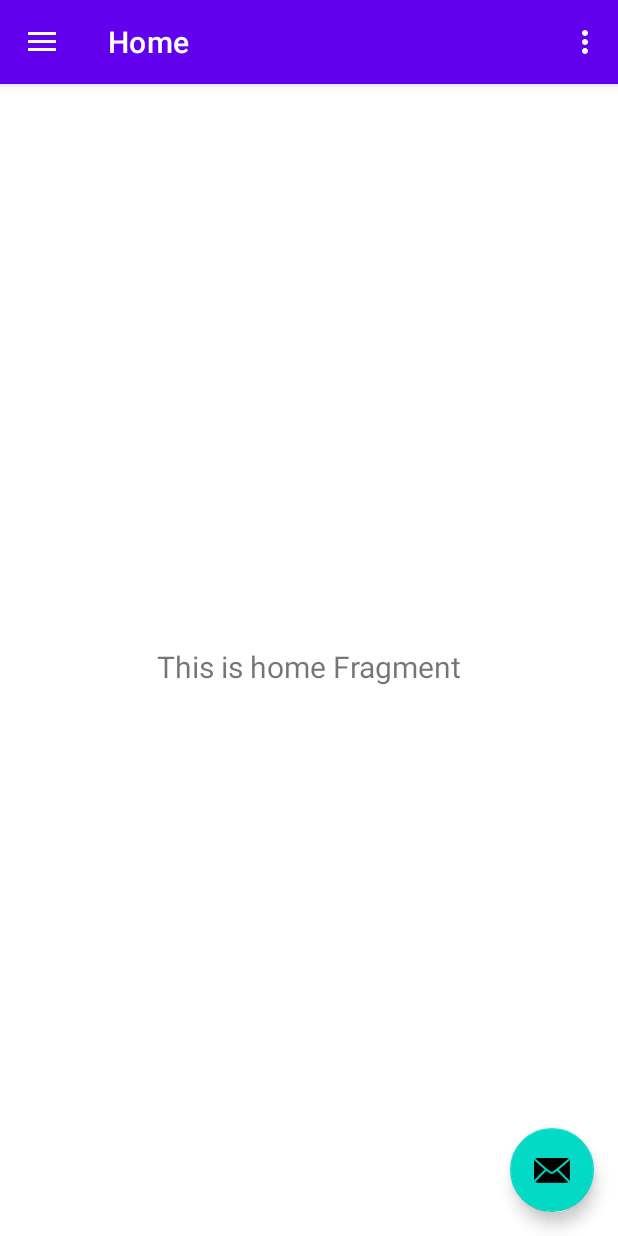
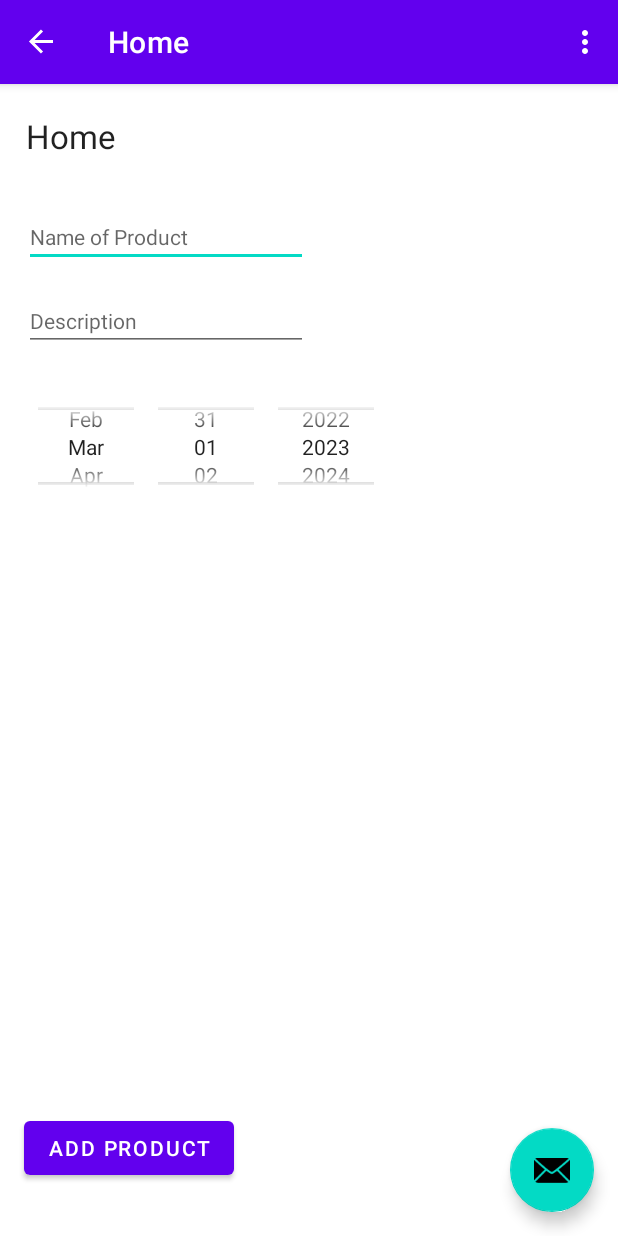
Before and after one commit to Tony122300/ShoppingApp, an Android app: the screen it shows after launch (MainActivity), on a phone screen of 412 x 824 dp. Run offline under Robolectric (Android 15) with nearby library versions, the phone set to English and light mode, and no system bars; our stand-ins replace navigation-ui.

Commit message:
"simple add/create products to the store"

```diff
--- a/app/build.gradle
+++ b/app/build.gradle
@@ -7,12 +7,12 @@ plugins {
 
 android {
     namespace 'ie.wit.shoppingapp'
-    compileSdk 32
+    compileSdk 33
 
     defaultConfig {
         applicationId "ie.wit.shoppingapp"
         minSdk 30
-        targetSdk 32
+        targetSdk 33
         versionCode 1
         versionName "1.0"
 
--- a/app/src/main/java/ie/wit/shoppingapp/models/StoreModel.kt
+++ b/app/src/main/java/ie/wit/shoppingapp/models/StoreModel.kt
@@ -2,4 +2,4 @@ package ie.wit.shoppingapp.models
 import android.os.Parcelable
 import kotlinx.android.parcel.Parcelize
 
-data class StoreModel ( var id: Long = 0,var name: String = "")
+data class StoreModel ( var id: Long = 0,var productName: String = "", var productDescription: String = "")
--- a/app/src/main/java/ie/wit/shoppingapp/models/StoreStore.kt
+++ b/app/src/main/java/ie/wit/shoppingapp/models/StoreStore.kt
@@ -3,5 +3,5 @@ package ie.wit.shoppingapp.models
 interface StoreStore {
     fun findAll() : List<StoreModel>
     fun findById(id: Long) : StoreModel?
-    fun create(caa: StoreModel)
+    fun create(store: StoreModel)
 }
--- /dev/null
+++ b/app/src/main/java/ie/wit/shoppingapp/ui/addProducts/ProductsFragment.kt
@@ -0,0 +1,126 @@
+package ie.wit.shoppingapp.ui.addProducts
+
+import android.os.Bundle
+import android.view.*
+import android.widget.DatePicker
+import android.widget.TextView
+import android.widget.Toast
+import androidx.fragment.app.Fragment
+import androidx.lifecycle.Observer
+import androidx.lifecycle.ViewModelProvider
+import androidx.navigation.findNavController
+import androidx.navigation.ui.NavigationUI
+import com.google.android.material.snackbar.Snackbar
+import ie.wit.shoppingapp.R
+import ie.wit.shoppingapp.databinding.FragmentProductsBinding
+import ie.wit.shoppingapp.main.StoreApp
+import ie.wit.shoppingapp.models.StoreModel
+import java.util.*
+
+class ProductsFragment : Fragment() {
+    lateinit var store : StoreApp
+    private lateinit var storeApp: StoreModel
+    private var _binding: FragmentProductsBinding? = null
+    private val binding get() = _binding!!
+    private lateinit var productsViewModel: ProductsViewModel
+
+
+    override fun onCreate(savedInstanceState: Bundle?) {
+        super.onCreate(savedInstanceState)
+        storeApp = StoreModel()
+        //app = activity?.application as DonationXApp
+        setHasOptionsMenu(true)
+        //navController = Navigation.findNavController(activity!!, R.id.nav_host_fragment)
+    }
+
+    override fun onCreateView(
+        inflater: LayoutInflater,
+        container: ViewGroup?,
+        savedInstanceState: Bundle?
+    ): View? {
+        _binding = FragmentProductsBinding.inflate(inflater, container, false)
+        val root = binding.root
+        activity?.title = getString(R.string.addButton)
+        productsViewModel = ViewModelProvider(this).get(ProductsViewModel::class.java)
+        productsViewModel.observableStatus.observe(viewLifecycleOwner, Observer {
+                status -> status?.let { render(status) }
+        })
+        val datePicker = view?.findViewById<DatePicker>(R.id.date_Picker)
+        val today = Calendar.getInstance()
+        if (datePicker != null) {
+            datePicker.init(
+                today.get(Calendar.YEAR), today.get(Calendar.MONTH),
+                today.get(Calendar.DAY_OF_MONTH)
+            ) { _, year, month, dayOfMonth ->
+                val month = month + 1
+                val msg = "You Selected: $dayOfMonth/$month/$year"
+                Toast.makeText(requireContext(), "Selected date: $msg", Toast.LENGTH_SHORT).show()
+            }
+        }
+        setButtonListener(binding)
+        return root
+    }
+
+    private fun render(status: Boolean) {
+        when (status) {
+            true -> {
+                view?.let {
+                    //Uncomment this if you want to immediately return to Report
+                    //findNavController().popBackStack()
+                }
+            }
+            false -> Toast.makeText(context,getString(R.string.error), Toast.LENGTH_LONG).show()
+        }
+    }
+
+    fun setButtonListener(layout: FragmentProductsBinding){
+        layout.addButtom.setOnClickListener{
+            val name = binding.ProductName.text.toString()
+            val description = binding.ProductDescription.text.toString()
+            if (name.isNotEmpty() && description.isNotEmpty()) {
+                val product = StoreModel(
+                    productName = name,
+                    productDescription = description
+                )
+                Snackbar.make(binding.root, "Product added successfully", Snackbar.LENGTH_LONG)
+                    .show()
+                binding.ProductName.setText("")
+                binding.ProductDescription.setText("")
+                productsViewModel.addProduct(product)
+            } else {
+                Toast.makeText(
+                    requireContext(),
+                    "Please enter both name and description of the Product",
+                    Toast.LENGTH_LONG
+                ).show()
+            }
+        }
+    }
+
+
+    override fun onDestroyView() {
+        super.onDestroyView()
+        _binding = null
+    }
+
+    override fun onCreateOptionsMenu(menu: Menu, inflater: MenuInflater) {
+        inflater.inflate(R.menu.menu_store, menu)
+        super.onCreateOptionsMenu(menu, inflater)
+    }
+
+    override fun onOptionsItemSelected(item: MenuItem): Boolean {
+        return NavigationUI.onNavDestinationSelected(item,
+            requireView().findNavController()) || super.onOptionsItemSelected(item)
+    }
+
+    companion object {
+        @JvmStatic
+        fun newInstance() =
+            ProductsFragment().apply {
+                arguments = Bundle().apply {}
+            }
+    }
+    override fun onResume() {
+        super.onResume()
+    }
+}
--- /dev/null
+++ b/app/src/main/java/ie/wit/shoppingapp/ui/addProducts/ProductsViewModel.kt
@@ -0,0 +1,23 @@
+package ie.wit.shoppingapp.ui.addProducts
+
+import androidx.lifecycle.LiveData
+import androidx.lifecycle.MutableLiveData
+import androidx.lifecycle.ViewModel
+import ie.wit.shoppingapp.models.StoreManager
+import ie.wit.shoppingapp.models.StoreModel
+
+class ProductsViewModel : ViewModel() {
+
+    private val status = MutableLiveData<Boolean>()
+    val observableStatus: LiveData<Boolean>
+        get() = status
+
+    fun addProduct(product: StoreModel) {
+        status.value = try {
+            StoreManager.create(product)
+            true
+        }catch (e: IllegalArgumentException) {
+            false
+        }
+    }
+}
--- a/app/src/main/java/ie/wit/shoppingapp/ui/home/HomeFragment.kt
+++ /dev/null
@@ -1,42 +0,0 @@
-package ie.wit.shoppingapp.ui.home
-
-import android.os.Bundle
-import android.view.LayoutInflater
-import android.view.View
-import android.view.ViewGroup
-import android.widget.TextView
-import androidx.fragment.app.Fragment
-import androidx.lifecycle.ViewModelProvider
-import ie.wit.shoppingapp.databinding.FragmentHomeBinding
-
-class HomeFragment : Fragment() {
-
-    private var _binding: FragmentHomeBinding? = null
-
-    // This property is only valid between onCreateView and
-    // onDestroyView.
-    private val binding get() = _binding!!
-
-    override fun onCreateView(
-        inflater: LayoutInflater,
-        container: ViewGroup?,
-        savedInstanceState: Bundle?
-    ): View {
-        val homeViewModel =
-            ViewModelProvider(this).get(HomeViewModel::class.java)
-
-        _binding = FragmentHomeBinding.inflate(inflater, container, false)
-        val root: View = binding.root
-
-        val textView: TextView = binding.textHome
-        homeViewModel.text.observe(viewLifecycleOwner) {
-            textView.text = it
-        }
-        return root
-    }
-
-    override fun onDestroyView() {
-        super.onDestroyView()
-        _binding = null
-    }
-}
--- a/app/src/main/java/ie/wit/shoppingapp/ui/home/HomeViewModel.kt
+++ /dev/null
@@ -1,13 +0,0 @@
-package ie.wit.shoppingapp.ui.home
-
-import androidx.lifecycle.LiveData
-import androidx.lifecycle.MutableLiveData
-import androidx.lifecycle.ViewModel
-
-class HomeViewModel : ViewModel() {
-
-    private val _text = MutableLiveData<String>().apply {
-        value = "This is home Fragment"
-    }
-    val text: LiveData<String> = _text
-}
--- a/app/src/main/res/layout/fragment_home.xml
+++ /dev/null
@@ -1,22 +0,0 @@
-<?xml version="1.0" encoding="utf-8"?>
-<androidx.constraintlayout.widget.ConstraintLayout xmlns:android="http://schemas.android.com/apk/res/android"
-    xmlns:app="http://schemas.android.com/apk/res-auto"
-    xmlns:tools="http://schemas.android.com/tools"
-    android:layout_width="match_parent"
-    android:layout_height="match_parent"
-    tools:context=".ui.home.HomeFragment">
-
-    <TextView
-        android:id="@+id/text_home"
-        android:layout_width="match_parent"
-        android:layout_height="wrap_content"
-        android:layout_marginStart="8dp"
-        android:layout_marginTop="8dp"
-        android:layout_marginEnd="8dp"
-        android:textAlignment="center"
-        android:textSize="20sp"
-        app:layout_constraintBottom_toBottomOf="parent"
-        app:layout_constraintEnd_toEndOf="parent"
-        app:layout_constraintStart_toStartOf="parent"
-        app:layout_constraintTop_toTopOf="parent" />
-</androidx.constraintlayout.widget.ConstraintLayout>
--- /dev/null
+++ b/app/src/main/res/layout/fragment_products.xml
@@ -0,0 +1,88 @@
+<?xml version="1.0" encoding="utf-8"?>
+<androidx.constraintlayout.widget.ConstraintLayout xmlns:android="http://schemas.android.com/apk/res/android"
+    xmlns:app="http://schemas.android.com/apk/res-auto"
+    xmlns:tools="http://schemas.android.com/tools"
+    android:layout_width="match_parent"
+    android:layout_height="match_parent"
+    tools:context=".ui.addProducts.ProductsFragment">
+
+    <TextView
+        android:id="@+id/home"
+        android:layout_width="188dp"
+        android:layout_height="30dp"
+        android:layout_alignParentStart="true"
+        android:layout_alignParentTop="true"
+        android:layout_alignParentEnd="true"
+        android:layout_marginStart="8dp"
+        android:layout_marginTop="8dp"
+        android:layout_marginEnd="8dp"
+        android:layout_marginBottom="8dp"
+        android:text="@string/menu_home"
+        android:textAppearance="?android:attr/textAppearanceLarge"
+        app:layout_constraintBottom_toBottomOf="parent"
+        app:layout_constraintEnd_toEndOf="parent"
+        app:layout_constraintHorizontal_bias="0.044"
+        app:layout_constraintStart_toStartOf="parent"
+        app:layout_constraintTop_toTopOf="parent"
+        app:layout_constraintVertical_bias="0.017" />
+
+
+    <EditText
+        android:id="@+id/ProductName"
+        android:layout_width="189dp"
+        android:layout_height="36dp"
+        android:layout_marginStart="16dp"
+        android:layout_marginTop="36dp"
+        android:hint="@string/productName"
+        android:inputType="text"
+        android:maxLength="25"
+        android:maxLines="1"
+        android:textSize="14sp"
+        app:layout_constraintStart_toStartOf="parent"
+        app:layout_constraintTop_toBottomOf="@+id/home" />
+
+    <EditText
+        android:id="@+id/ProductDescription"
+        android:layout_width="189dp"
+        android:layout_height="36dp"
+        android:layout_marginStart="16dp"
+        android:layout_marginTop="20dp"
+        android:hint="@string/productDescription"
+        android:inputType="text"
+        android:maxLength="25"
+        android:maxLines="1"
+        android:textSize="14sp"
+        app:layout_constraintStart_toStartOf="parent"
+        app:layout_constraintTop_toBottomOf="@+id/ProductName" />
+
+    <DatePicker
+        android:id="@+id/date_Picker"
+        android:layout_width="251dp"
+        android:layout_height="87dp"
+        android:layout_marginStart="16dp"
+        android:layout_marginTop="20dp"
+        android:calendarViewShown="false"
+        android:datePickerMode="spinner"
+        app:layout_constraintStart_toStartOf="parent"
+        app:layout_constraintTop_toBottomOf="@+id/ProductDescription" />
+
+    <Button
+        android:id="@+id/addButtom"
+        android:layout_width="wrap_content"
+        android:layout_height="wrap_content"
+        android:layout_alignParentBottom="true"
+        android:layout_centerHorizontal="true"
+        android:layout_marginStart="8dp"
+        android:layout_marginTop="8dp"
+        android:layout_marginEnd="8dp"
+        android:layout_marginBottom="8dp"
+        android:text="@string/addButton"
+        app:layout_constraintBottom_toBottomOf="parent"
+        app:layout_constraintEnd_toEndOf="parent"
+        app:layout_constraintHorizontal_bias="0.031"
+        app:layout_constraintStart_toStartOf="parent"
+        app:layout_constraintTop_toTopOf="parent"
+        app:layout_constraintVertical_bias="0.962" />
+
+
+</androidx.constraintlayout.widget.ConstraintLayout>
--- /dev/null
+++ b/app/src/main/res/menu/menu_store.xml
@@ -0,0 +1,10 @@
+<?xml version="1.0" encoding="utf-8"?>
+<menu xmlns:app="http://schemas.android.com/apk/res-auto"
+    xmlns:android="http://schemas.android.com/apk/res/android">
+
+    <item
+        android:id="@+id/listProducts"
+        android:orderInCategory="100"
+        android:title="@string/action_list"
+        app:showAsAction="never" />
+</menu>
--- a/app/src/main/res/navigation/mobile_navigation.xml
+++ b/app/src/main/res/navigation/mobile_navigation.xml
@@ -3,13 +3,13 @@
     xmlns:app="http://schemas.android.com/apk/res-auto"
     xmlns:tools="http://schemas.android.com/tools"
     android:id="@+id/mobile_navigation"
-    app:startDestination="@+id/nav_home">
+    app:startDestination="@+id/ProductsFragment">
 
     <fragment
-        android:id="@+id/nav_home"
-        android:name="ie.wit.shoppingapp.ui.home.HomeFragment"
+        android:id="@+id/ProductsFragment"
+        android:name="ie.wit.shoppingapp.ui.addProducts.ProductsFragment"
         android:label="@string/menu_home"
-        tools:layout="@layout/fragment_home" />
+        tools:layout="@layout/fragment_products" />
 
     <fragment
         android:id="@+id/nav_gallery"
--- a/app/src/main/res/values/strings.xml
+++ b/app/src/main/res/values/strings.xml
@@ -10,4 +10,10 @@
     <string name="menu_home">Home</string>
     <string name="menu_gallery">Gallery</string>
     <string name="menu_slideshow">Slideshow</string>
+    <string name="error">Connot upload Product</string>
+
+    <string name="productName">Name of Product</string>
+    <string name="addButton">Add Product</string>
+    <string name="productDescription">Description</string>
+    <string name="action_list">List Products</string>
 </resources>
```
Also changed, not shown: app/src/main/java/ie/wit/shoppingapp/activities/Home.kt (+42 -1 lines), app/src/main/java/ie/wit/shoppingapp/adapter/StoreAdapter.kt (added, +39 -0 lines), app/src/main/java/ie/wit/shoppingapp/main/StoreApp.kt (added, +16 -0 lines), app/src/main/res/layout/home.xml (added, +24 -0 lines).
